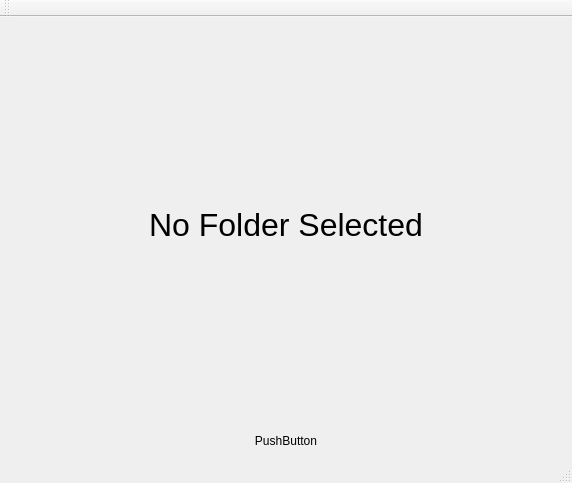
This is mainwindow.ui in yqwu905/ImageLabel as Qt 5 draws it before an edit. The edited form follows.
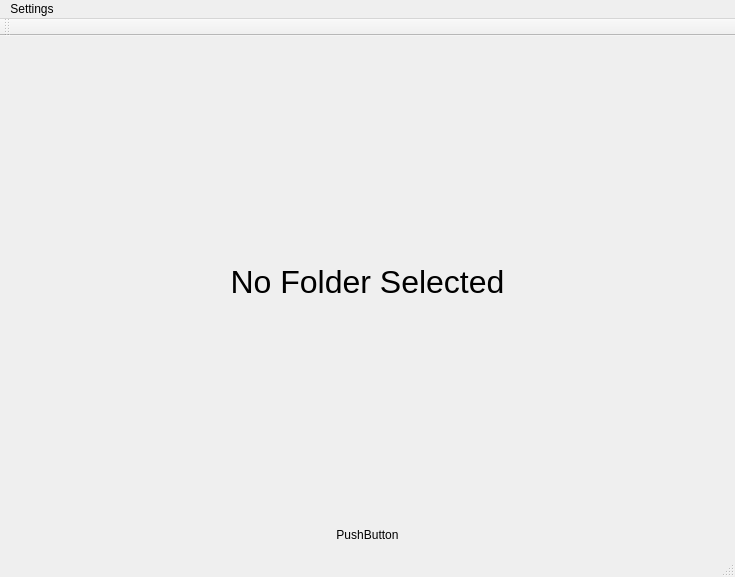
This is the edited form.

Commit message: Add menubar for settings.

What changed in the file:
```diff
--- a/mainwindow.ui
+++ b/mainwindow.ui
@@ -6,8 +6,8 @@
    <rect>
     <x>0</x>
     <y>0</y>
-    <width>572</width>
-    <height>483</height>
+    <width>735</width>
+    <height>577</height>
    </rect>
   </property>
   <property name="windowTitle">
@@ -77,10 +77,18 @@
     <rect>
      <x>0</x>
      <y>0</y>
-     <width>572</width>
+     <width>735</width>
      <height>22</height>
     </rect>
    </property>
+   <widget class="QMenu" name="menuSettings">
+    <property name="title">
+     <string>Settings</string>
+    </property>
+    <addaction name="actionRestore_default_setting"/>
+    <addaction name="actionEdit_setting"/>
+   </widget>
+   <addaction name="menuSettings"/>
   </widget>
   <widget class="QToolBar" name="toolBar">
    <property name="windowTitle">
```
Left out of the diff: 15 changed lines with no effect on the pictures. The commit also changes 2 other files.
